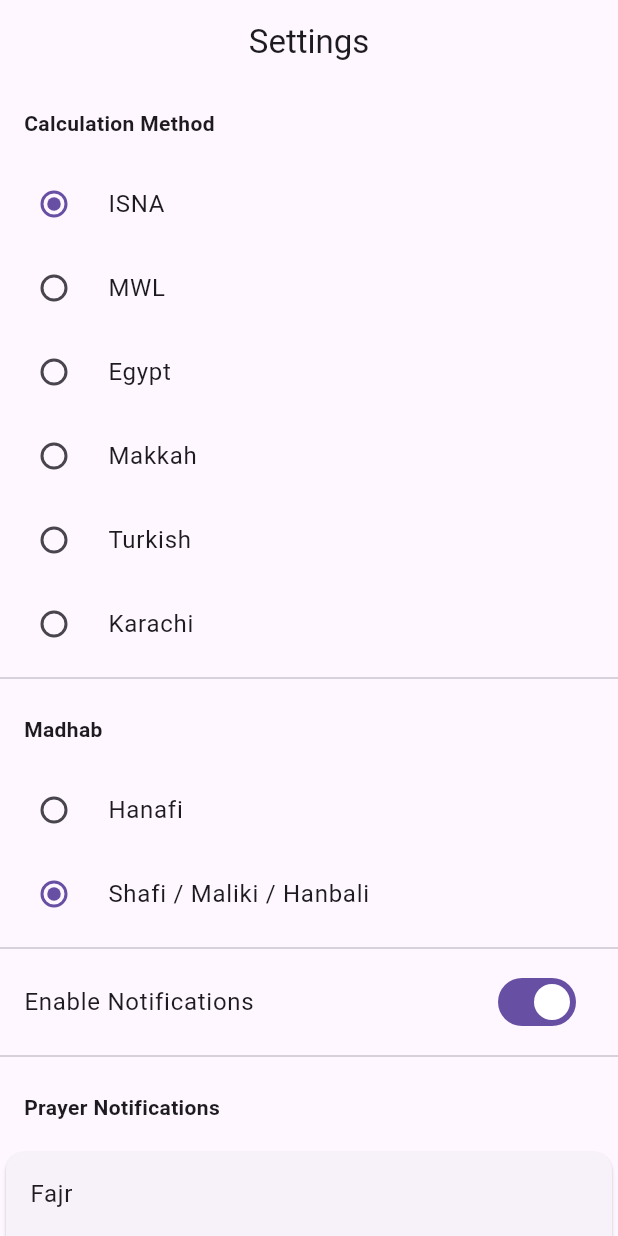
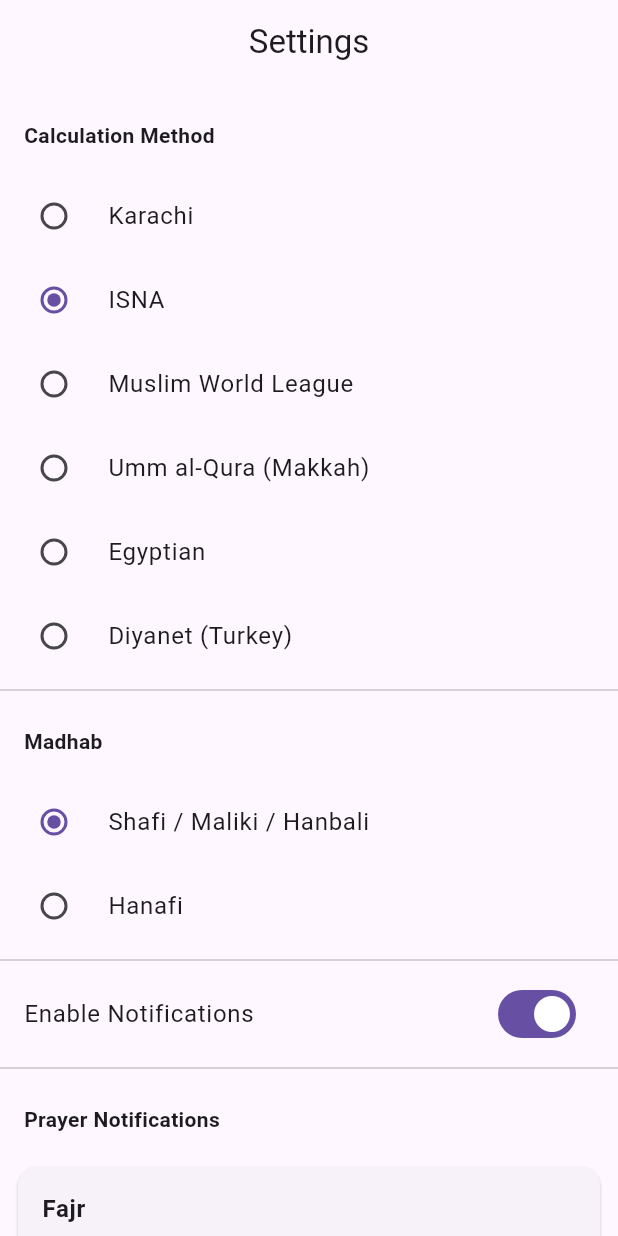
Before and after one commit to serhatcetin-kral/adhan-prayer-times, a Flutter app: the screen it shows after launch, on a phone screen of 412 x 824 dp. Run offline on Flutter 3.47's test engine with Material 3 defaults, Android fonts, the phone set to English and light mode, and no system bars; our stand-ins replace flutter_compass, flutter_local_notifications, geocoding, geolocator, hijri, shared_preferences and 3 more.

Commit message:
offset eklendi butun timelara

```diff
--- a/lib/models/calculation_method.dart
+++ b/lib/models/calculation_method.dart
@@ -1,45 +1,45 @@
 enum CalculationMethod {
+  karachi,
   isna,
   mwl,
+  makkah,
   egypt,
-  makkah,
-  turkish,
-  karachi,
+  turkey,
 }
 
 extension CalculationMethodExtension on CalculationMethod {
   String get displayName {
     switch (this) {
+      case CalculationMethod.karachi:
+        return "Karachi";
       case CalculationMethod.isna:
         return "ISNA";
       case CalculationMethod.mwl:
-        return "MWL";
+        return "Muslim World League";
+      case CalculationMethod.makkah:
+        return "Umm al-Qura (Makkah)";
       case CalculationMethod.egypt:
-        return "Egypt";
-      case CalculationMethod.makkah:
-        return "Makkah";
-      case CalculationMethod.turkish:
-        return "Turkish";
-      case CalculationMethod.karachi:
-        return "Karachi";
-
+        return "Egyptian";
+      case CalculationMethod.turkey:
+        return "Diyanet (Turkey)";
     }
   }
 
+  // ✅ THIS IS THE IMPORTANT PART
   int get methodId {
     switch (this) {
+      case CalculationMethod.karachi:
+        return 1;
       case CalculationMethod.isna:
         return 2;
       case CalculationMethod.mwl:
         return 3;
+      case CalculationMethod.makkah:
+        return 4;
       case CalculationMethod.egypt:
         return 5;
-      case CalculationMethod.makkah:
-        return 4;
-      case CalculationMethod.turkish:
+      case CalculationMethod.turkey:
         return 13;
-      case CalculationMethod.karachi:
-        return 1;
     }
   }
 }
--- a/lib/models/madhab_type.dart
+++ b/lib/models/madhab_type.dart
@@ -1,24 +1,25 @@
 enum MadhabType {
+  standard,
   hanafi,
-  standard, // 👈 all others
 }
 
-extension MadhabExtension on MadhabType {
+extension MadhabTypeExtension on MadhabType {
   String get displayName {
     switch (this) {
+      case MadhabType.standard:
+        return "Shafi / Maliki / Hanbali";
       case MadhabType.hanafi:
         return "Hanafi";
-      case MadhabType.standard:
-        return "Shafi / Maliki / Hanbali";
     }
   }
 
+  // ✅ IMPORTANT
   int get schoolId {
     switch (this) {
+      case MadhabType.standard:
+        return 0;
       case MadhabType.hanafi:
         return 1;
-      case MadhabType.standard:
-        return 0;
     }
   }
 }
--- a/lib/screens/settings_screen.dart
+++ b/lib/screens/settings_screen.dart
@@ -12,7 +12,6 @@ class SettingsScreen extends StatefulWidget {
 }
 
 class _SettingsScreenState extends State<SettingsScreen> {
-
   CalculationMethod selectedMethod = CalculationMethod.isna;
   MadhabType selectedMadhab = MadhabType.standard;
 
@@ -21,9 +20,15 @@ class _SettingsScreenState extends State<SettingsScreen> {
 
   Map<String, bool> adhan = {};
   Map<String, bool> popup = {};
+  Map<String, int> prayerOffsets = {};
 
   final List<String> prayers = [
-    'Fajr','Dhuhr','Asr','Maghrib','Isha','Sunrise'
+    'Fajr',
+    'Dhuhr',
+    'Asr',
+    'Maghrib',
+    'Isha',
+    'Sunrise',
   ];
 
   @override
@@ -32,7 +37,9 @@ class _SettingsScreenState extends State<SettingsScreen> {
     loadSettings();
   }
 
-  // 🔥 LOAD ALL SETTINGS
+  // ===============================
+  // LOAD ALL SETTINGS
+  // ===============================
   Future<void> loadSettings() async {
     selectedMethod = await SettingsService.getCalculationMethod();
     selectedMadhab = await SettingsService.getMadhab();
@@ -42,22 +49,34 @@ class _SettingsScreenState extends State<SettingsScreen> {
     for (final p in prayers) {
       adhan[p] = await SettingsService.isAdhanEnabled(p);
       popup[p] = await SettingsService.isPopupEnabled(p);
+      prayerOffsets[p] = await SettingsService.getPrayerOffset(p);
     }
 
     setState(() {});
   }
 
-  // 🔥 SAVE ALL SETTINGS
+  // ===============================
+  // SAVE ALL SETTINGS
+  // ===============================
   Future<void> saveSettings() async {
     await SettingsService.saveCalculationMethod(selectedMethod);
     await SettingsService.saveMadhab(selectedMadhab);
     await SettingsService.setNotificationsEnabled(notificationsEnabled);
     await SettingsService.setOffset(offset);
 
+    // ✅ save per prayer notification settings
+    for (final p in prayers) {
+      await SettingsService.setAdhanEnabled(p, adhan[p] ?? true);
+      await SettingsService.setPopupEnabled(p, popup[p] ?? true);
+      await SettingsService.setPrayerOffset(p, prayerOffsets[p] ?? 0);
+    }
+
     // 🔥 mark first launch done
     await SettingsService.completeFirstLaunch();
 
-    // 🔥 GO TO MAIN SCREEN ONLY FIRST TIME
+    if (!mounted) return;
+
+    // 🔥 GO TO MAIN SCREEN
     Navigator.pushAndRemoveUntil(
       context,
       MaterialPageRoute(builder: (_) => const MainScreen()),
@@ -65,6 +84,124 @@ class _SettingsScreenState extends State<SettingsScreen> {
     );
   }
 
+  // ===============================
+  // RESET ALL OFFSETS
+  // ===============================
+  void resetAllOffsets() {
+    setState(() {
+      offset = 0;
+      for (final p in prayers) {
+        prayerOffsets[p] = 0;
+      }
+    });
+  }
+
+  // ===============================
+  // INDIVIDUAL OFFSET UI
+  // ===============================
+  Widget buildOffsetControl(String prayer) {
+    final current = prayerOffsets[prayer] ?? 0;
+
+    return Card(
+      margin: const EdgeInsets.symmetric(horizontal: 12, vertical: 6),
+      child: Padding(
+        padding: const EdgeInsets.symmetric(horizontal: 12, vertical: 10),
+        child: Row(
+          mainAxisAlignment: MainAxisAlignment.spaceBetween,
+          children: [
+            Text(
+              prayer,
+              style: const TextStyle(
+                fontSize: 16,
+                fontWeight: FontWeight.w500,
+              ),
+            ),
+            Row(
+              children: [
+                IconButton(
+                  icon: const Icon(Icons.remove_circle_outline),
+                  onPressed: () {
+                    setState(() {
+                      if (current > -10) {
+                        prayerOffsets[prayer] = current - 1;
+                      }
+                    });
+                  },
+                ),
+                Text(
+                  "$current min",
+                  style: const TextStyle(fontSize: 15),
+                ),
+                IconButton(
+                  icon: const Icon(Icons.add_circle_outline),
+                  onPressed: () {
+                    setState(() {
+                      if (current < 10) {
+                        prayerOffsets[prayer] = current + 1;
+                      }
+                    });
+                  },
+                ),
+              ],
+            ),
+          ],
+        ),
+      ),
+    );
+  }
+
+  // ===============================
+  // PRAYER NOTIFICATION UI
+  // ===============================
+  Widget buildPrayerNotificationCard(String prayer) {
+    return Card(
+      margin: const EdgeInsets.symmetric(horizontal: 12, vertical: 6),
+      child: Column(
+        children: [
+          ListTile(
+            title: Text(
+              prayer,
+              style: const TextStyle(fontWeight: FontWeight.w600),
+            ),
+          ),
+          Padding(
+            padding: const EdgeInsets.only(bottom: 10, left: 12, right: 12),
+            child: Row(
+              mainAxisAlignment: MainAxisAlignment.spaceAround,
+              children: [
+                Row(
+                  children: [
+                    const Text("Adhan"),
+                    Switch(
+                      value: adhan[prayer] ?? true,
+                      onChanged: (v) {
+                        setState(() => adhan[prayer] = v);
+                      },
+                    ),
+                  ],
+                ),
+                Row(
+                  children: [
+                    const Text("Popup"),
+                    Switch(
+                      value: popup[prayer] ?? true,
+                      onChanged: (v) {
+                        setState(() => popup[prayer] = v);
+                      },
+                    ),
+                  ],
+                ),
+              ],
+            ),
+          ),
+        ],
+      ),
+    );
+  }
+
+  // ===============================
+  // UI
+  // ===============================
   @override
   Widget build(BuildContext context) {
     return Scaffold(
@@ -74,12 +211,15 @@ class _SettingsScreenState extends State<SettingsScreen> {
       ),
       body: ListView(
         children: [
+          const SizedBox(height: 8),
 
           // 📍 Calculation Method
           const Padding(
             padding: EdgeInsets.all(16),
-            child: Text("Calculation Method",
-                style: TextStyle(fontWeight: FontWeight.bold)),
+            child: Text(
+              "Calculation Method",
+              style: TextStyle(fontWeight: FontWeight.bold),
+            ),
           ),
 
           ...CalculationMethod.values.map((method) {
@@ -98,8 +238,10 @@ class _SettingsScreenState extends State<SettingsScreen> {
           // 📍 Madhab
           const Padding(
             padding: EdgeInsets.all(16),
-            child: Text("Madhab",
-                style: TextStyle(fontWeight: FontWeight.bold)),
+            child: Text(
+              "Madhab",
+              style: TextStyle(fontWeight: FontWeight.bold),
+            ),
           ),
 
           ...MadhabType.values.map((madhab) {
@@ -126,59 +268,52 @@ class _SettingsScreenState extends State<SettingsScreen> {
 
           const Divider(),
 
-          // 🔥 PER PRAYER SETTINGS
+          // 🔔 PER PRAYER NOTIFICATIONS
           const Padding(
             padding: EdgeInsets.all(16),
-            child: Text("Prayer Notifications",
-                style: TextStyle(fontWeight: FontWeight.bold)),
+            child: Text(
+              "Prayer Notifications",
+              style: TextStyle(fontWeight: FontWeight.bold),
+            ),
           ),
 
-          ...prayers.map((p) {
-            return Card(
-              child: Column(
-                children: [
-                  ListTile(title: Text(p)),
-
-                  Row(
-                    mainAxisAlignment: MainAxisAlignment.spaceAround,
-                    children: [
-                      Row(
-                        children: [
-                          const Text("Adhan"),
-                          Switch(
-                            value: adhan[p] ?? true,
-                            onChanged: (v) =>
-                                setState(() => adhan[p] = v),
-                          ),
-                        ],
-                      ),
-
-                      Row(
-                        children: [
-                          const Text("Popup"),
-                          Switch(
-                            value: popup[p] ?? true,
-                            onChanged: (v) =>
-                                setState(() => popup[p] = v),
-                          ),
-                        ],
-                      ),
-                    ],
-                  ),
-                ],
-              ),
-            );
-          }),
+          ...prayers.map((p) => buildPrayerNotificationCard(p)),
 
           const Divider(),
 
-          // ⏰ Offset
+          // ⏰ INDIVIDUAL PRAYER OFFSETS
+          const Padding(
+            padding: EdgeInsets.all(16),
+            child: Text(
+              "Prayer Time Offsets",
+              style: TextStyle(fontWeight: FontWeight.bold),
+            ),
+          ),
+
+          ...prayers.map((p) => buildOffsetControl(p)),
+
+          const SizedBox(height: 8),
+
+          Padding(
+            padding: const EdgeInsets.symmetric(horizontal: 16),
+            child: OutlinedButton.icon(
+              onPressed: resetAllOffsets,
+              icon: const Icon(Icons.refresh),
+              label: const Text("Reset All Offsets"),
+            ),
+          ),
+
+          const Divider(),
+
+          // 🌍 GLOBAL OFFSET
           Padding(
             padding: const EdgeInsets.all(16),
             child: Column(
               children: [
-                Text("Offset: $offset min",
-                    style: const TextStyle(fontWeight: FontWeight.bold)),
+                Text(
+                  "Global Offset: $offset min",
+                  style: const TextStyle(fontWeight: FontWeight.bold),
+                ),
                 Slider(
                   min: -10,
                   max: 10,
@@ -206,6 +341,8 @@ class _SettingsScreenState extends State<SettingsScreen> {
               ),
             ),
           ),
+
+          const SizedBox(height: 30),
         ],
       ),
     );
--- a/lib/services/settings_service.dart
+++ b/lib/services/settings_service.dart
@@ -86,4 +86,15 @@ class SettingsService {
   static Future<SharedPreferences> getPrefs() async {
     return await SharedPreferences.getInstance();
   }
+  // ✅ INDIVIDUAL PRAYER OFFSET
+
+  static Future<void> setPrayerOffset(String prayer, int value) async {
+    final prefs = await SharedPreferences.getInstance();
+    await prefs.setInt('offset_$prayer', value);
+  }
+
+  static Future<int> getPrayerOffset(String prayer) async {
+    final prefs = await SharedPreferences.getInstance();
+    return prefs.getInt('offset_$prayer') ?? 0;
+  }
 }
```
Also changed, not shown: lib/screens/prayer_screen.dart (+25 -21 lines), lib/services/prayer_api_service.dart (+29 -13 lines).
